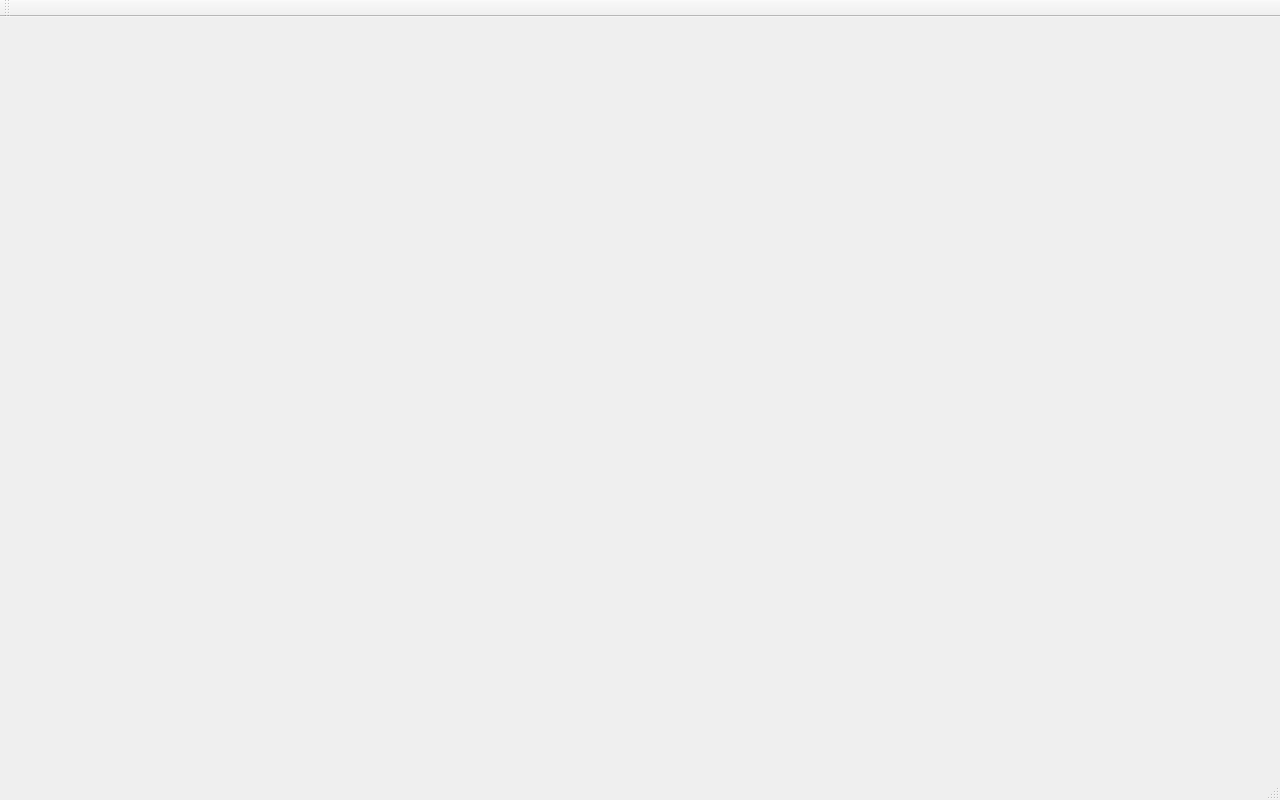
First picture: the form in mainwindow.ui, repository suhuamo/huahua-player, before the edit.
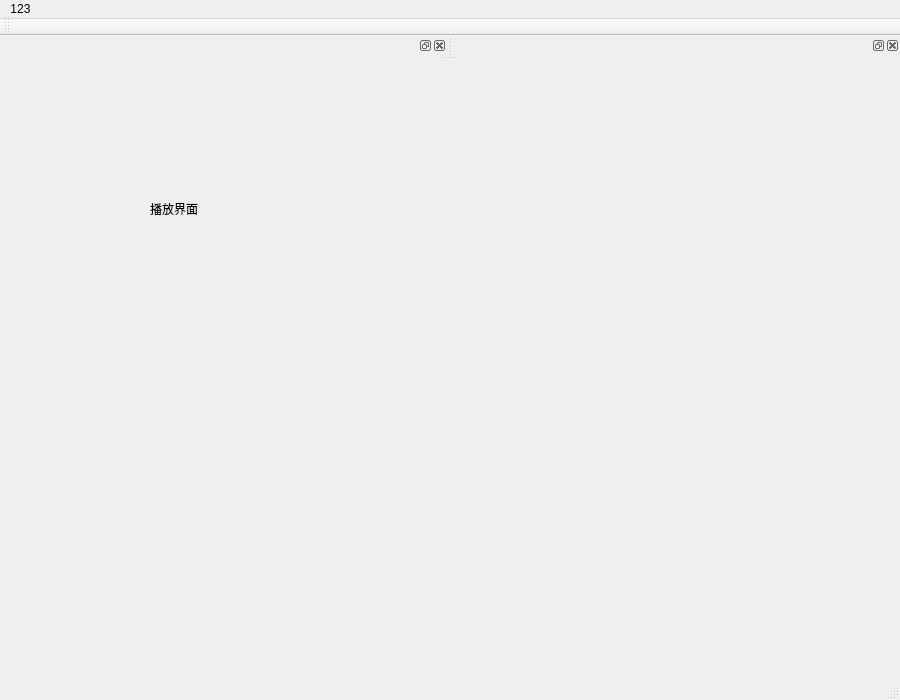
Second picture: the form after the edit. Custom widgets are drawn as their Qt base class.

Commit message: 进度条界面大概完成

What changed in the file:
```diff
--- a/mainwindow.ui
+++ b/mainwindow.ui
@@ -6,23 +6,73 @@
    <rect>
     <x>0</x>
     <y>0</y>
-    <width>1280</width>
-    <height>800</height>
+    <width>900</width>
+    <height>700</height>
    </rect>
   </property>
   <property name="windowTitle">
    <string>MainWindow</string>
   </property>
-  <widget class="QWidget" name="centralWidget"/>
+  <widget class="QWidget" name="centralWidget">
+   <widget class="QWidget" name="showBarwidget" native="true">
+    <property name="geometry">
+     <rect>
+      <x>0</x>
+      <y>70</y>
+      <width>700</width>
+      <height>420</height>
+     </rect>
+    </property>
+    <widget class="QWidget" name="showWidget" native="true">
+     <property name="geometry">
+      <rect>
+       <x>0</x>
+       <y>0</y>
+       <width>700</width>
+       <height>360</height>
+      </rect>
+     </property>
+     <widget class="QLabel" name="label_2">
+      <property name="geometry">
+       <rect>
+        <x>150</x>
+        <y>70</y>
+        <width>72</width>
+        <height>15</height>
+       </rect>
+      </property>
+      <property name="text">
+       <string>播放界面</string>
+      </property>
+     </widget>
+    </widget>
+    <widget class="CtrlBarWidget" name="ctrlBarWidget" native="true">
+     <property name="geometry">
+      <rect>
+       <x>0</x>
+       <y>360</y>
+       <width>700</width>
+       <height>60</height>
+      </rect>
+     </property>
+    </widget>
+   </widget>
+  </widget>
   <widget class="QMenuBar" name="menuBar">
    <property name="geometry">
     <rect>
      <x>0</x>
      <y>0</y>
-     <width>1280</width>
+     <width>900</width>
      <height>30</height>
     </rect>
    </property>
+   <widget class="QMenu" name="menu123">
+    <property name="title">
+     <string>123</string>
+    </property>
+   </widget>
+   <addaction name="menu123"/>
   </widget>
   <widget class="QToolBar" name="mainToolBar">
    <attribute name="toolBarArea">
@@ -33,8 +83,56 @@
    </attribute>
   </widget>
   <widget class="QStatusBar" name="statusBar"/>
+  <widget class="QDockWidget" name="titleDockWidget">
+   <attribute name="dockWidgetArea">
+    <number>4</number>
+   </attribute>
+   <widget class="QWidget" name="titleContents">
+    <widget class="QLabel" name="label_4">
+     <property name="geometry">
+      <rect>
+       <x>320</x>
+       <y>30</y>
+       <width>72</width>
+       <height>15</height>
+      </rect>
+     </property>
+     <property name="text">
+      <string>视频名称</string>
+     </property>
+    </widget>
+   </widget>
+  </widget>
+  <widget class="QDockWidget" name="playListDockWidget">
+   <attribute name="dockWidgetArea">
+    <number>4</number>
+   </attribute>
+   <widget class="QWidget" name="playListContents">
+    <widget class="QLabel" name="label_3">
+     <property name="geometry">
+      <rect>
+       <x>10</x>
+       <y>170</y>
+       <width>72</width>
+       <height>15</height>
+      </rect>
+     </property>
+     <property name="text">
+      <string>播放列表</string>
+     </property>
+    </widget>
+   </widget>
+  </widget>
  </widget>
  <layoutdefault spacing="6" margin="11"/>
+ <customwidgets>
+  <customwidget>
+   <class>CtrlBarWidget</class>
+   <extends>QWidget</extends>
+   <header location="global">ctrlbarwidget.h</header>
+   <container>1</container>
+  </customwidget>
+ </customwidgets>
  <resources/>
  <connections/>
 </ui>
```
The commit also changes 5 other files.
